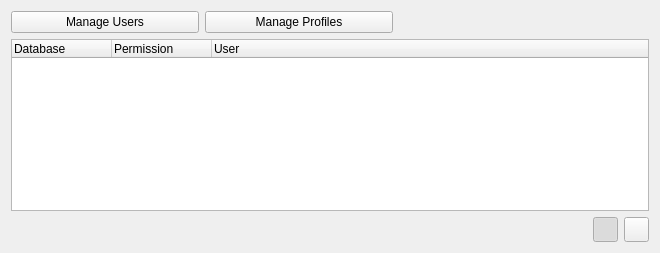
dsgoficial/DsgTools, file CustomWidgets/permissionWidget.ui: the form before one commit.
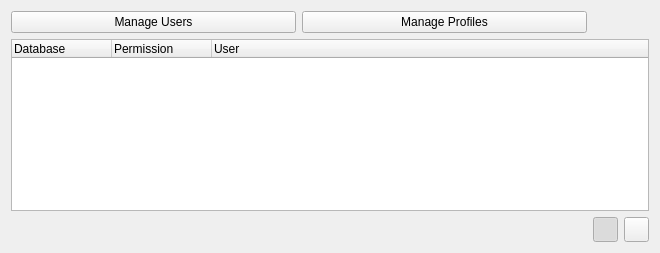
The form after the commit. Icons and pictures are not drawn.

Diff of the .ui file:
```diff
--- a/CustomWidgets/permissionWidget.ui
+++ b/CustomWidgets/permissionWidget.ui
@@ -40,20 +40,7 @@
      </property>
     </widget>
    </item>
-   <item row="0" column="2" colspan="2">
-    <spacer name="horizontalSpacer_2">
-     <property name="orientation">
-      <enum>Qt::Horizontal</enum>
-     </property>
-     <property name="sizeHint" stdset="0">
-      <size>
-       <width>40</width>
-       <height>20</height>
-      </size>
-     </property>
-    </spacer>
-   </item>
-   <item row="1" column="0" colspan="4">
+   <item row="1" column="0" colspan="3">
     <widget class="QTreeWidget" name="permissionTreeWidget">
      <property name="toolTip">
       <string>Right click for options</string>
@@ -84,7 +71,7 @@
      </column>
     </widget>
    </item>
-   <item row="2" column="0" colspan="3">
+   <item row="2" column="0" colspan="2">
     <spacer name="horizontalSpacer">
      <property name="orientation">
       <enum>Qt::Horizontal</enum>
@@ -97,7 +84,7 @@
      </property>
     </spacer>
    </item>
-   <item row="2" column="3">
+   <item row="2" column="2">
     <layout class="QHBoxLayout" name="horizontalLayout">
      <item>
       <widget class="QPushButton" name="databasePerspectivePushButton">
```
